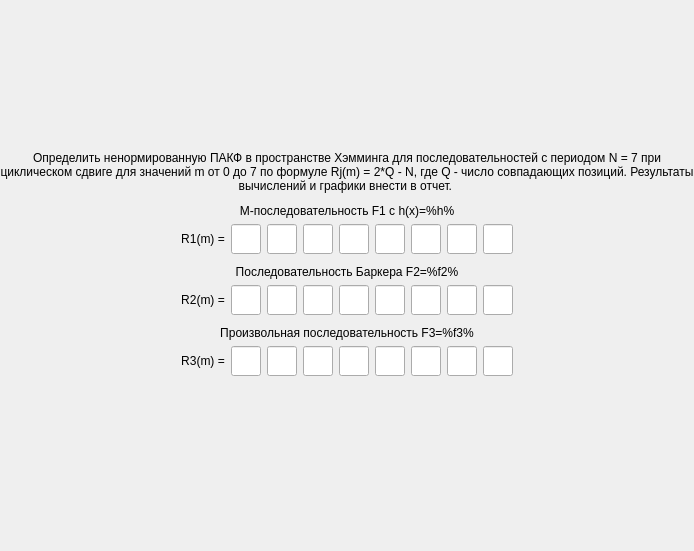
Before: the Qt Designer form task/screentask1.ui in bukhmastov/kpsp, drawn with Qt 5.
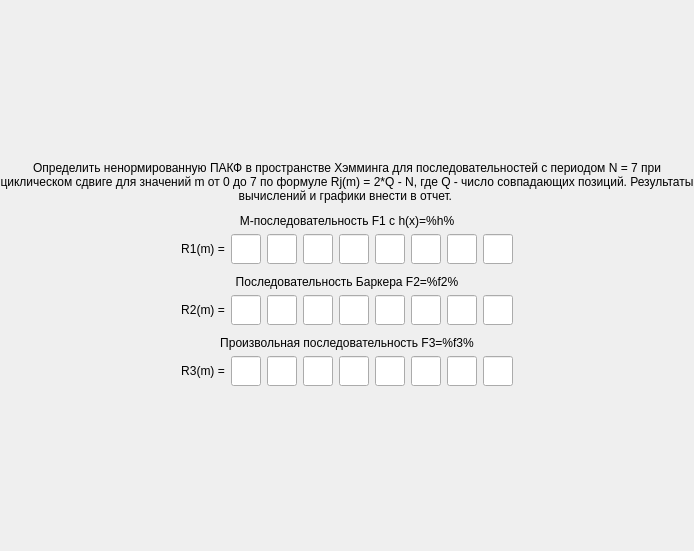
After: the same form once the commit is applied.

Patch:
```diff
--- a/task/screentask1.ui
+++ b/task/screentask1.ui
@@ -100,8 +100,8 @@
            </property>
            <property name="sizeHint" stdset="0">
             <size>
-             <width>40</width>
-             <height>20</height>
+             <width>0</width>
+             <height>0</height>
             </size>
            </property>
           </spacer>
@@ -374,8 +374,8 @@
            </property>
            <property name="sizeHint" stdset="0">
             <size>
-             <width>40</width>
-             <height>20</height>
+             <width>0</width>
+             <height>0</height>
             </size>
            </property>
           </spacer>
@@ -427,8 +427,8 @@
            </property>
            <property name="sizeHint" stdset="0">
             <size>
-             <width>40</width>
-             <height>20</height>
+             <width>0</width>
+             <height>0</height>
             </size>
            </property>
           </spacer>
@@ -696,8 +696,8 @@
            </property>
            <property name="sizeHint" stdset="0">
             <size>
-             <width>40</width>
-             <height>20</height>
+             <width>0</width>
+             <height>0</height>
             </size>
            </property>
           </spacer>
@@ -749,8 +749,8 @@
            </property>
            <property name="sizeHint" stdset="0">
             <size>
-             <width>40</width>
-             <height>20</height>
+             <width>0</width>
+             <height>0</height>
             </size>
            </property>
           </spacer>
@@ -1018,8 +1018,8 @@
            </property>
            <property name="sizeHint" stdset="0">
             <size>
-             <width>40</width>
-             <height>20</height>
+             <width>0</width>
+             <height>0</height>
             </size>
            </property>
           </spacer>
@@ -1053,8 +1053,8 @@
          </property>
          <property name="sizeHint" stdset="0">
           <size>
-           <width>40</width>
-           <height>20</height>
+           <width>0</width>
+           <height>0</height>
           </size>
          </property>
         </spacer>
@@ -1069,8 +1069,8 @@
          </property>
          <property name="sizeHint" stdset="0">
           <size>
-           <width>40</width>
-           <height>20</height>
+           <width>0</width>
+           <height>0</height>
           </size>
          </property>
         </spacer>
```
